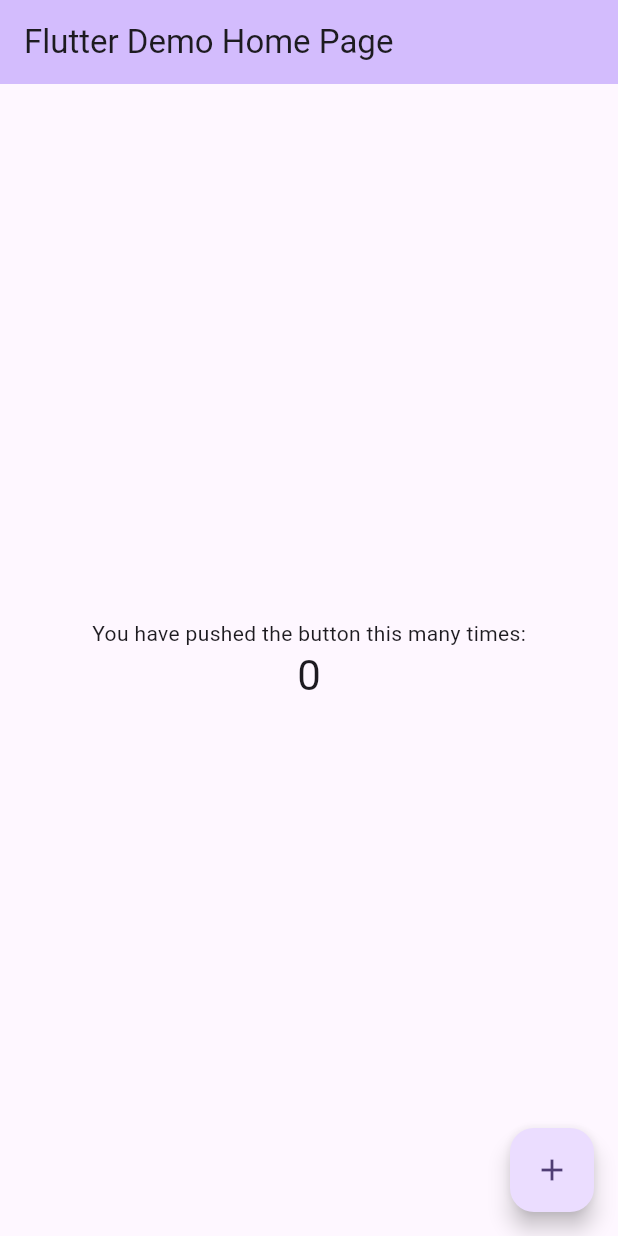
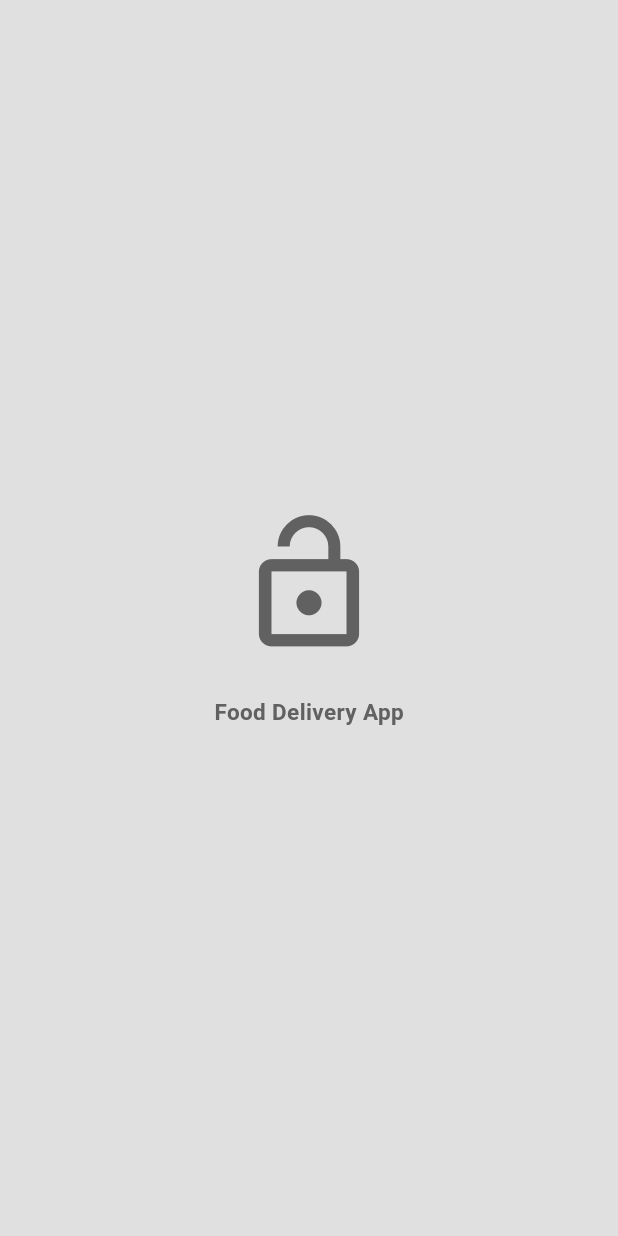
Before and after one commit to jithinbhaskar11/food_delivery_app, a Flutter app: the screen it shows after launch, on a phone screen of 412 x 824 dp. Run offline on Flutter 3.47's test engine with Material 3 defaults, Android fonts, the phone set to English and light mode, and no system bars.

Commit message:
dark,light mode added

```diff
--- /dev/null
+++ b/lib/controller/theme_provider.dart
@@ -0,0 +1,21 @@
+import 'package:flutter/material.dart';
+import 'package:food_delivery_app/themes/dark_mode.dart';
+import 'package:food_delivery_app/themes/light_mode.dart';
+
+class ThemeProvider extends ChangeNotifier{
+  ThemeData _themeData=lightMode;
+  ThemeData get themeData => _themeData;
+  bool get isDarkMode => _themeData == darkMode;
+
+  set themeData(ThemeData themeData){
+    _themeData=themeData;
+    notifyListeners();
+  }
+  void toggleTheme(){
+    if(_themeData==lightMode){
+      themeData=darkMode;
+    }else{
+      themeData=lightMode;
+    }
+  }
+}
--- a/lib/main.dart
+++ b/lib/main.dart
@@ -1,125 +1,25 @@
 import 'package:flutter/material.dart';
+import 'package:food_delivery_app/controller/theme_provider.dart';
+import 'package:food_delivery_app/view/login_page.dart';
+import 'package:provider/provider.dart';
 
-void main() {
-  runApp(const MyApp());
+void main(){
+  runApp(
+    ChangeNotifierProvider(create: (context) => ThemeProvider(),
+    child: FoodApp(),
+    )
+      //FoodApp()
+  );
 }
 
-class MyApp extends StatelessWidget {
-  const MyApp({super.key});
+class FoodApp extends StatelessWidget {
+  const FoodApp({super.key});
 
-  // This widget is the root of your application.
   @override
   Widget build(BuildContext context) {
     return MaterialApp(
-      title: 'Flutter Demo',
-      theme: ThemeData(
-        // This is the theme of your application.
-        //
-        // TRY THIS: Try running your application with "flutter run". You'll see
-        // the application has a purple toolbar. Then, without quitting the app,
-        // try changing the seedColor in the colorScheme below to Colors.green
-        // and then invoke "hot reload" (save your changes or press the "hot
-        // reload" button in a Flutter-supported IDE, or press "r" if you used
-        // the command line to start the app).
-        //
-        // Notice that the counter didn't reset back to zero; the application
-        // state is not lost during the reload. To reset the state, use hot
-        // restart instead.
-        //
-        // This works for code too, not just values: Most code changes can be
-        // tested with just a hot reload.
-        colorScheme: ColorScheme.fromSeed(seedColor: Colors.deepPurple),
-        useMaterial3: true,
-      ),
-      home: const MyHomePage(title: 'Flutter Demo Home Page'),
+      home: LoginPage(),
+      theme: Provider.of<ThemeProvider>(context).themeData,
     );
   }
 }
-
-class MyHomePage extends StatefulWidget {
-  const MyHomePage({super.key, required this.title});
-
-  // This widget is the home page of your application. It is stateful, meaning
-  // that it has a State object (defined below) that contains fields that affect
-  // how it looks.
-
-  // This class is the configuration for the state. It holds the values (in this
-  // case the title) provided by the parent (in this case the App widget) and
-  // used by the build method of the State. Fields in a Widget subclass are
-  // always marked "final".
-
-  final String title;
-
-  @override
-  State<MyHomePage> createState() => _MyHomePageState();
-}
-
-class _MyHomePageState extends State<MyHomePage> {
-  int _counter = 0;
-
-  void _incrementCounter() {
-    setState(() {
-      // This call to setState tells the Flutter framework that something has
-      // changed in this State, which causes it to rerun the build method below
-      // so that the display can reflect the updated values. If we changed
-      // _counter without calling setState(), then the build method would not be
-      // called again, and so nothing would appear to happen.
-      _counter++;
-    });
-  }
-
-  @override
-  Widget build(BuildContext context) {
-    // This method is rerun every time setState is called, for instance as done
-    // by the _incrementCounter method above.
-    //
-    // The Flutter framework has been optimized to make rerunning build methods
-    // fast, so that you can just rebuild anything that needs updating rather
-    // than having to individually change instances of widgets.
-    return Scaffold(
-      appBar: AppBar(
-        // TRY THIS: Try changing the color here to a specific color (to
-        // Colors.amber, perhaps?) and trigger a hot reload to see the AppBar
-        // change color while the other colors stay the same.
-        backgroundColor: Theme.of(context).colorScheme.inversePrimary,
-        // Here we take the value from the MyHomePage object that was created by
-        // the App.build method, and use it to set our appbar title.
-        title: Text(widget.title),
-      ),
-      body: Center(
-        // Center is a layout widget. It takes a single child and positions it
-        // in the middle of the parent.
-        child: Column(
-          // Column is also a layout widget. It takes a list of children and
-          // arranges them vertically. By default, it sizes itself to fit its
-          // children horizontally, and tries to be as tall as its parent.
-          //
-          // Column has various properties to control how it sizes itself and
-          // how it positions its children. Here we use mainAxisAlignment to
-          // center the children vertically; the main axis here is the vertical
-          // axis because Columns are vertical (the cross axis would be
-          // horizontal).
-          //
-          // TRY THIS: Invoke "debug painting" (choose the "Toggle Debug Paint"
-          // action in the IDE, or press "p" in the console), to see the
-          // wireframe for each widget.
-          mainAxisAlignment: MainAxisAlignment.center,
-          children: <Widget>[
-            const Text(
-              'You have pushed the button this many times:',
-            ),
-            Text(
-              '$_counter',
-              style: Theme.of(context).textTheme.headlineMedium,
-            ),
-          ],
-        ),
-      ),
-      floatingActionButton: FloatingActionButton(
-        onPressed: _incrementCounter,
-        tooltip: 'Increment',
-        child: const Icon(Icons.add),
-      ), // This trailing comma makes auto-formatting nicer for build methods.
-    );
-  }
-}
--- /dev/null
+++ b/lib/themes/dark_mode.dart
@@ -0,0 +1,11 @@
+import 'package:flutter/material.dart';
+
+ThemeData darkMode=ThemeData(
+    colorScheme: ColorScheme.light(
+        background: Colors.black26,
+        primary: Colors.black45,
+        secondary: Colors.black12,
+        tertiary: Colors.black,
+        inversePrimary: Colors.black87
+    )
+);
--- /dev/null
+++ b/lib/themes/light_mode.dart
@@ -0,0 +1,11 @@
+import 'package:flutter/material.dart';
+
+ThemeData lightMode=ThemeData(
+  colorScheme: ColorScheme.light(
+    background: Colors.grey.shade300,
+    primary: Colors.grey.shade500,
+    secondary: Colors.grey.shade100,
+    tertiary: Colors.white,
+    inversePrimary: Colors.grey.shade700
+  )
+);
--- a/lib/view/login_page.dart
+++ b/lib/view/login_page.dart
@@ -0,0 +1,28 @@
+import 'package:flutter/material.dart';
+
+class LoginPage extends StatelessWidget {
+  const LoginPage({super.key});
+
+
+  @override
+  Widget build(BuildContext context) {
+    return Scaffold(
+      backgroundColor: Theme.of(context).colorScheme.background,
+      body:Center(
+        child: Column(
+          mainAxisAlignment: MainAxisAlignment.center,
+          children: [
+            Icon(Icons.lock_open,
+              size: 100,
+            color: Theme.of(context).colorScheme.inversePrimary ,
+            ),
+            SizedBox(height: 25,),
+            Text('Food Delivery App',
+            style: TextStyle(color: Theme.of(context).colorScheme.inversePrimary,fontWeight: FontWeight.bold,fontSize: 15),
+            )
+          ],
+        ),
+      )
+    );
+  }
+}
--- a/pubspec.yaml
+++ b/pubspec.yaml
@@ -35,6 +35,7 @@ dependencies:
   # The following adds the Cupertino Icons font to your application.
   # Use with the CupertinoIcons class for iOS style icons.
   cupertino_icons: ^1.0.6
+  provider: ^6.1.2
 
 dev_dependencies:
   flutter_test:
```
Also changed, not shown: pubspec.lock.
